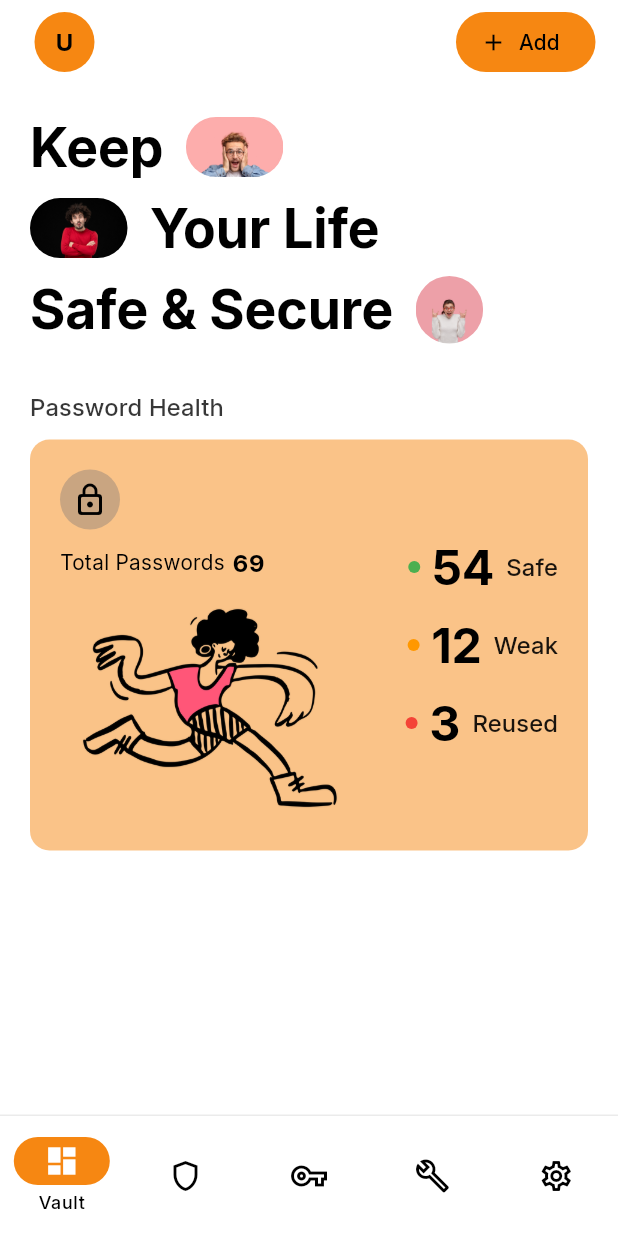
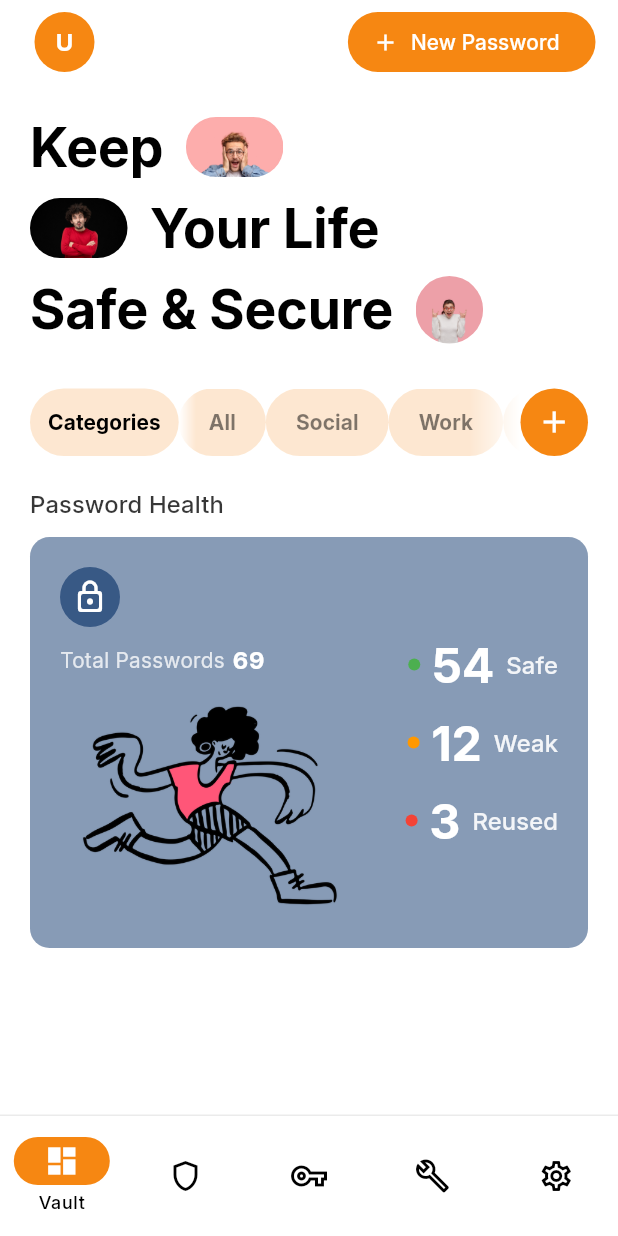
Before and after one commit to kaiumallimon/shieldx, a Flutter app: the VaultPage screen opened by its route, on a phone screen of 412 x 824 dp. Run offline on Flutter 3.47's test engine with Material 3 defaults, Android fonts, the phone set to English and light mode, and no system bars; our stand-ins replace cached_network_image, equatable, flutter_bloc, flutter_dotenv, go_router, shared_preferences and 2 more; accounts and stored records are empty.

Commit message:
feat: Update color scheme in AppColors and VaultPasswordHealthCard, and enhance VaultAddButton label for clarity

```diff
--- a/lib/app/core/themes/_app_colors.dart
+++ b/lib/app/core/themes/_app_colors.dart
@@ -3,7 +3,7 @@ import 'package:flutter/material.dart';
 
 class AppColors{
   static const Color primary = Color(0xfff68712);
-  static const Color onPrimary = Colors.black;
+  static const Color onPrimary = Colors.white;
   static const Color secondary = Color(0xff002a63);
   static const Color onSecondary = Colors.white;
   static const Color background = Color.fromARGB(255, 234, 234, 234);
--- a/lib/app/features/dashboard/features/vault/pages/_vault_page.dart
+++ b/lib/app/features/dashboard/features/vault/pages/_vault_page.dart
@@ -34,6 +34,14 @@ class _VaultPageState extends State<VaultPage> {
     }
   }
 
+  final List<String> _categories = [
+    'All',
+    'Social',
+    'Work',
+    'Finance',
+    'Shopping',
+  ];
+
   @override
   Widget build(BuildContext context) {
     final theme = Theme.of(context);
@@ -61,6 +69,101 @@ class _VaultPageState extends State<VaultPage> {
               ),
             ),
             const SliverToBoxAdapter(child: VaultSloganSection()),
+            SliverToBoxAdapter(
+              child: Padding(
+                padding: const EdgeInsets.symmetric(
+                  horizontal: 20,
+                  vertical: 10,
+                ),
+                child: Row(
+                  children: [
+                    Container(
+                      height: 45,
+                      padding: const EdgeInsets.symmetric(horizontal: 12),
+                      alignment: Alignment.center,
+                      decoration: BoxDecoration(
+                        color: theme.colorScheme.primary.withAlpha(50),
+                        borderRadius: BorderRadius.circular(50),
+                      ),
+                      child: Text(
+                        'Categories',
+                        style: theme.textTheme.labelLarge?.copyWith(
+                          fontWeight: FontWeight.bold,
+                        ),
+                      ),
+                    ),
+                    Expanded(
+                      child: ShaderMask(
+                        shaderCallback: (Rect bounds) {
+                          return LinearGradient(
+                            begin: Alignment.centerLeft,
+                            end: Alignment.centerRight,
+                            colors: const [
+                              Colors.transparent,
+                              Colors.black,
+                              Colors.black,
+                              Colors.transparent,
+                            ],
+                            stops: const [0.0, 0.05, 0.85, 1.0],
+                          ).createShader(bounds);
+                        },
+                        blendMode: BlendMode.dstIn,
+                        child: SizedBox(
+                          height: 45,
+                          child: ListView(
+                            scrollDirection: Axis.horizontal,
+                            children: List.generate(_categories.length, (
+                              index,
+                            ) {
+                              return GestureDetector(
+                                onTap: () {},
+                                child: Container(
+                                  height: 45,
+                                  padding: const EdgeInsets.symmetric(
+                                    horizontal: 20,
+                                  ),
+                                  alignment: Alignment.center,
+                                  decoration: BoxDecoration(
+                                    color: theme.colorScheme.primary.withAlpha(
+                                      50,
+                                    ),
+                                    borderRadius: BorderRadius.circular(50),
+                                  ),
+                                  child: Text(
+                                    _categories[index],
+                                    style: theme.textTheme.labelLarge?.copyWith(
+                                      fontWeight: FontWeight.bold,
+                                      color: theme.colorScheme.onSurface
+                                          .withAlpha(128),
+                                    ),
+                                  ),
+                                ),
+                              );
+                            }),
+                          ),
+                        ),
+                      ),
+                    ),
+                    GestureDetector(
+                      onTap: () {},
+                      child: Container(
+                        height: 45,
+                        width: 45,
+                        alignment: Alignment.center,
+                        decoration: BoxDecoration(
+                          color: theme.colorScheme.primary,
+                          borderRadius: BorderRadius.circular(50),
+                        ),
+                        child: Icon(
+                          Icons.add,
+                          color: theme.colorScheme.onPrimary,
+                        ),
+                      ),
+                    ),
+                  ],
+                ),
+              ),
+            ),
 
             SliverToBoxAdapter(
               child: Padding(
--- a/lib/app/features/dashboard/features/vault/widgets/_vault_add_button.dart
+++ b/lib/app/features/dashboard/features/vault/widgets/_vault_add_button.dart
@@ -11,7 +11,7 @@ class VaultAddButton extends StatelessWidget {
 
     return ElevatedButton.icon(
       icon: const Icon(Icons.add),
-      label: const Text('Add'),
+      label: const Text('New Password'),
       style: ElevatedButton.styleFrom(
         backgroundColor: theme.colorScheme.primary,
         foregroundColor: theme.colorScheme.onPrimary,
--- a/lib/app/features/dashboard/features/vault/widgets/_vault_password_health_card.dart
+++ b/lib/app/features/dashboard/features/vault/widgets/_vault_password_health_card.dart
@@ -33,7 +33,7 @@ class VaultPasswordHealthCard extends StatelessWidget {
         Container(
           padding: const EdgeInsets.all(20),
           decoration: BoxDecoration(
-            color: theme.colorScheme.primary.withAlpha(128),
+            color: theme.colorScheme.secondary.withAlpha(120),
             borderRadius: BorderRadius.circular(13),
           ),
           child: Row(
@@ -49,24 +49,30 @@ class VaultPasswordHealthCard extends StatelessWidget {
                     Container(
                       padding: const EdgeInsets.all(8),
                       decoration: BoxDecoration(
-                        color: theme.colorScheme.secondary.withAlpha(50),
+                        color: theme.colorScheme.secondary.withAlpha(150),
                         shape: BoxShape.circle,
                       ),
                       child: Icon(
                         Icons.lock_outline_rounded,
-                        color: theme.colorScheme.onPrimary,
+                        color: theme.colorScheme.onSecondary,
                       ),
                     ),
                     const SizedBox(height: 10),
                     Row(
                       mainAxisSize: MainAxisSize.min,
                       children: [
-                        Text('Total Passwords'),
+                        Text(
+                          'Total Passwords',
+                          style: theme.textTheme.bodyMedium?.copyWith(
+                            color: theme.colorScheme.onSecondary.withAlpha(200),
+                          ),
+                        ),
                         const SizedBox(width: 5),
                         Text(
                           '$totalPasswords',
                           style: theme.textTheme.bodyLarge?.copyWith(
                             fontWeight: FontWeight.bold,
+                            color: theme.colorScheme.onSecondary,
                           ),
                         ),
                       ],
@@ -134,7 +140,7 @@ class VaultPasswordHealthCard extends StatelessWidget {
           '$count',
           style: theme.textTheme.headlineLarge?.copyWith(
             fontWeight: FontWeight.bold,
-            color: theme.colorScheme.onPrimary,
+            color: theme.colorScheme.onSecondary,
           ),
         ),
         const SizedBox(width: 8),
@@ -142,7 +148,7 @@ class VaultPasswordHealthCard extends StatelessWidget {
           label,
           style: theme.textTheme.titleMedium?.copyWith(
             fontWeight: FontWeight.w500,
-            color: theme.colorScheme.onPrimary.withAlpha(230),
+            color: theme.colorScheme.onSecondary.withAlpha(230),
           ),
         ),
       ],
```
